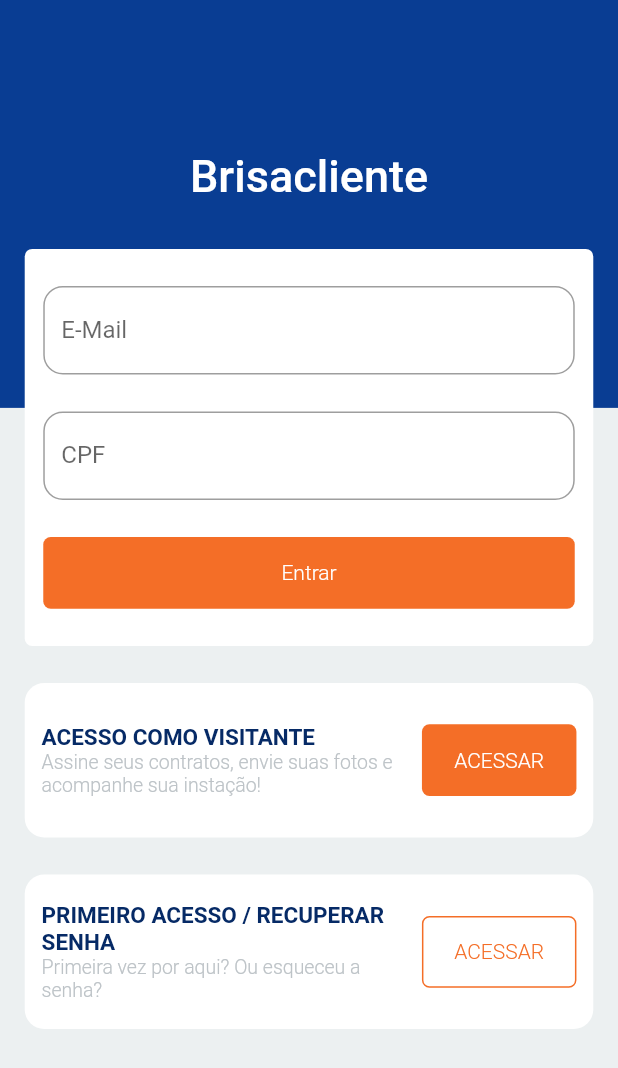
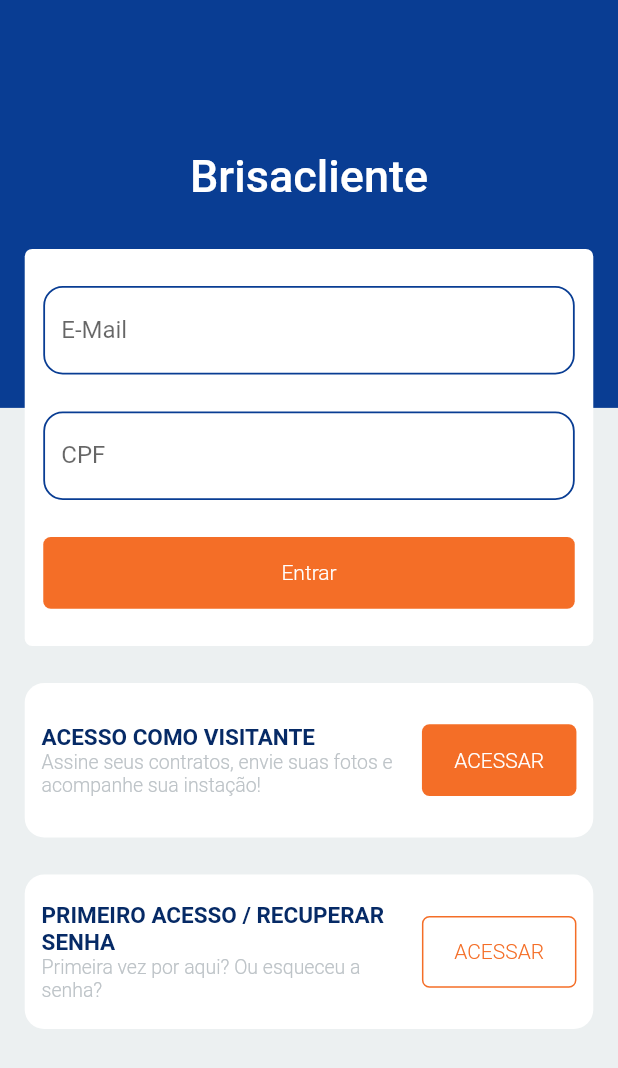
Before and after one commit to victorgrodriguesm7/Brisacliente-ui-clone, a Flutter app: the screen it shows after launch, on a phone screen of 412 x 824 dp. Shown: the top 1068 px of the screen. Run offline on Flutter 3.47's test engine with Material 2 defaults, Android fonts, the phone set to English and light mode, and no system bars; our stand-ins replace firebase_auth, flutter_mobx, mobx; accounts and stored records are empty; generated files the repository leaves out were written again.

Commit message:
Estilo Padrão do TextField removido

```diff
--- a/lib/src/components/LoginForm/LoginForm.dart
+++ b/lib/src/components/LoginForm/LoginForm.dart
@@ -23,7 +23,8 @@ class _LoginFormState extends State<LoginForm> {
     double topPadding = height * 0.03;
     return Padding(
       padding: EdgeInsets.only(
-          left: sidePadding, right: sidePadding, top: topPadding),
+          left: sidePadding, right: sidePadding, top: topPadding
+      ),
       child: Container(
         child: Form(
           key: _formKey,
@@ -34,8 +35,34 @@ class _LoginFormState extends State<LoginForm> {
                   return TextFormField(
                     decoration: InputDecoration(
                       labelText: "E-Mail",
-                      border: OutlineInputBorder(
-                          borderRadius: BorderRadius.circular(13)),
+                      enabledBorder: OutlineInputBorder(
+                        borderRadius: BorderRadius.circular(13),
+                          borderSide: BorderSide(
+                            color: Color(0xFF093d93),
+                            width: 1.2
+                          )
+                      ),
+                      focusedBorder: OutlineInputBorder(
+                        borderRadius: BorderRadius.circular(13),
+                          borderSide: BorderSide(
+                            color: Color(0xFF093d93),
+                            width: 1.8
+                          )
+                      ),
+                      errorBorder: OutlineInputBorder(
+                        borderRadius: BorderRadius.circular(13),
+                        borderSide: BorderSide(
+                          color: Color(0xFFf20505),
+                          width: 1.8
+                        )
+                      ),
+                      focusedErrorBorder: OutlineInputBorder(
+                        borderRadius: BorderRadius.circular(13),
+                        borderSide: BorderSide(
+                          color: Color(0xFFf20505),
+                          width: 1.8
+                        )
+                      ),
                     ),
                     onChanged: this.widget.client.changeEmail,
                   );
@@ -51,8 +78,34 @@ class _LoginFormState extends State<LoginForm> {
                   return TextFormField(
                     decoration: InputDecoration(
                       labelText: "CPF",
-                      border: OutlineInputBorder(
-                          borderRadius: BorderRadius.circular(13)),
+                      enabledBorder: OutlineInputBorder(
+                        borderRadius: BorderRadius.circular(13),
+                          borderSide: BorderSide(
+                            color: Color(0xFF093d93),
+                            width: 1.2
+                          )
+                      ),
+                      focusedBorder: OutlineInputBorder(
+                        borderRadius: BorderRadius.circular(13),
+                          borderSide: BorderSide(
+                            color: Color(0xFF093d93),
+                            width: 1.8
+                          )
+                      ),
+                      errorBorder: OutlineInputBorder(
+                        borderRadius: BorderRadius.circular(13),
+                        borderSide: BorderSide(
+                          color: Color(0xFFf20505),
+                          width: 1.8
+                        )
+                      ),
+                      focusedErrorBorder: OutlineInputBorder(
+                        borderRadius: BorderRadius.circular(13),
+                        borderSide: BorderSide(
+                          color: Color(0xFFf20505),
+                          width: 1.8
+                        )
+                      ),
                     ),
                     controller: controller,
                     validator: this.widget.cpfValidator,
```
